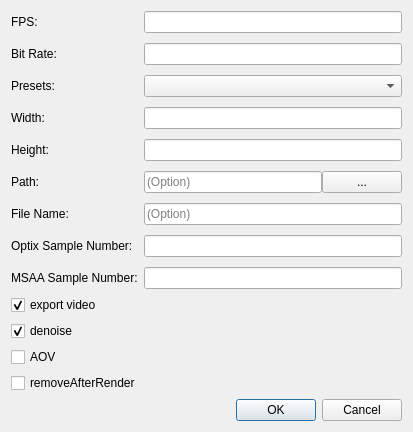
zenustech/zeno, file ui/zenoedit/dialog/zrecorddlg.ui: the form before one commit.
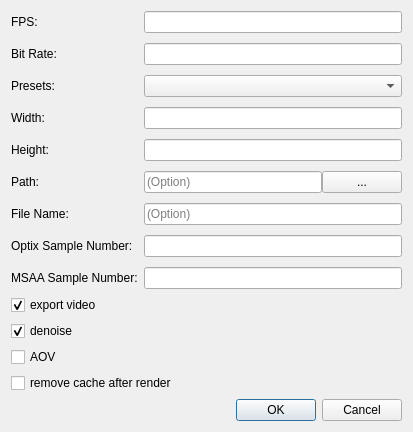
The form after the commit.

The edit to the form file:
```diff
--- a/ui/zenoedit/dialog/zrecorddlg.ui
+++ b/ui/zenoedit/dialog/zrecorddlg.ui
@@ -7,7 +7,7 @@
     <x>0</x>
     <y>0</y>
     <width>413</width>
-    <height>386</height>
+    <height>408</height>
    </rect>
   </property>
   <property name="windowTitle">
@@ -176,7 +176,7 @@
    <item>
     <widget class="QCheckBox" name="cbRemoveAfterRender">
      <property name="text">
-      <string>removeAfterRender</string>
+      <string>remove cache after render</string>
      </property>
     </widget>
    </item>
```
